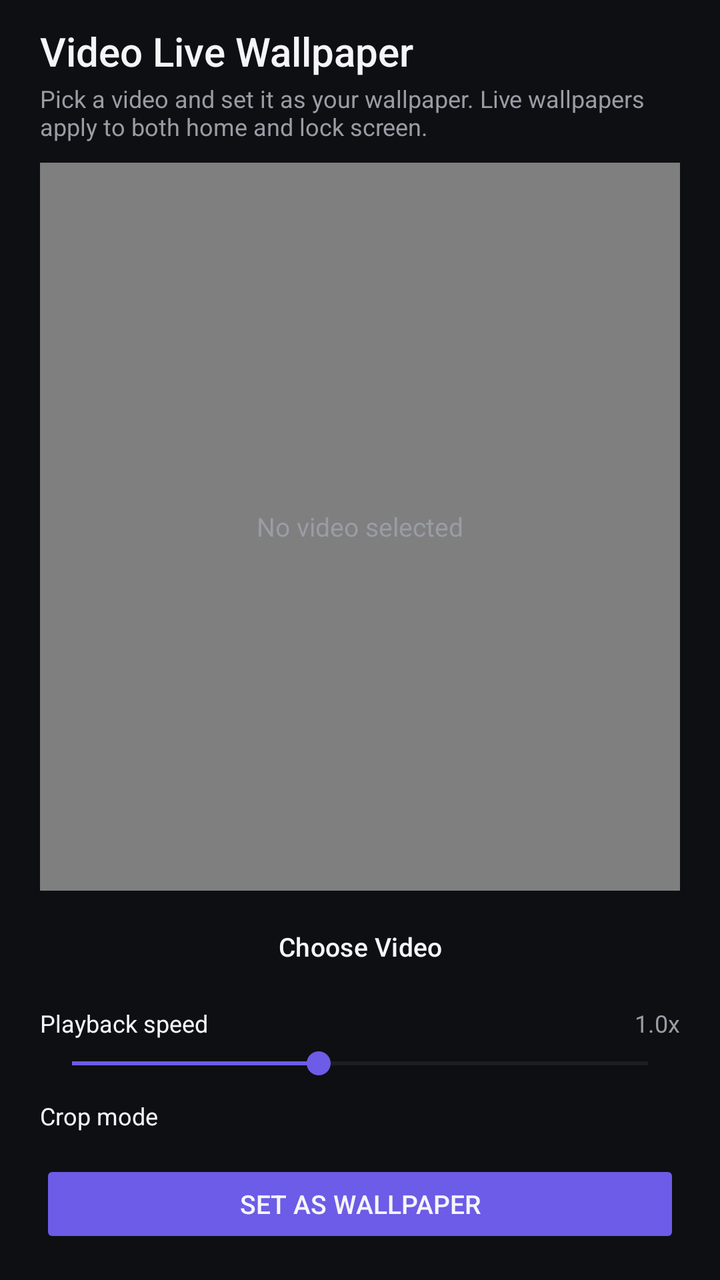
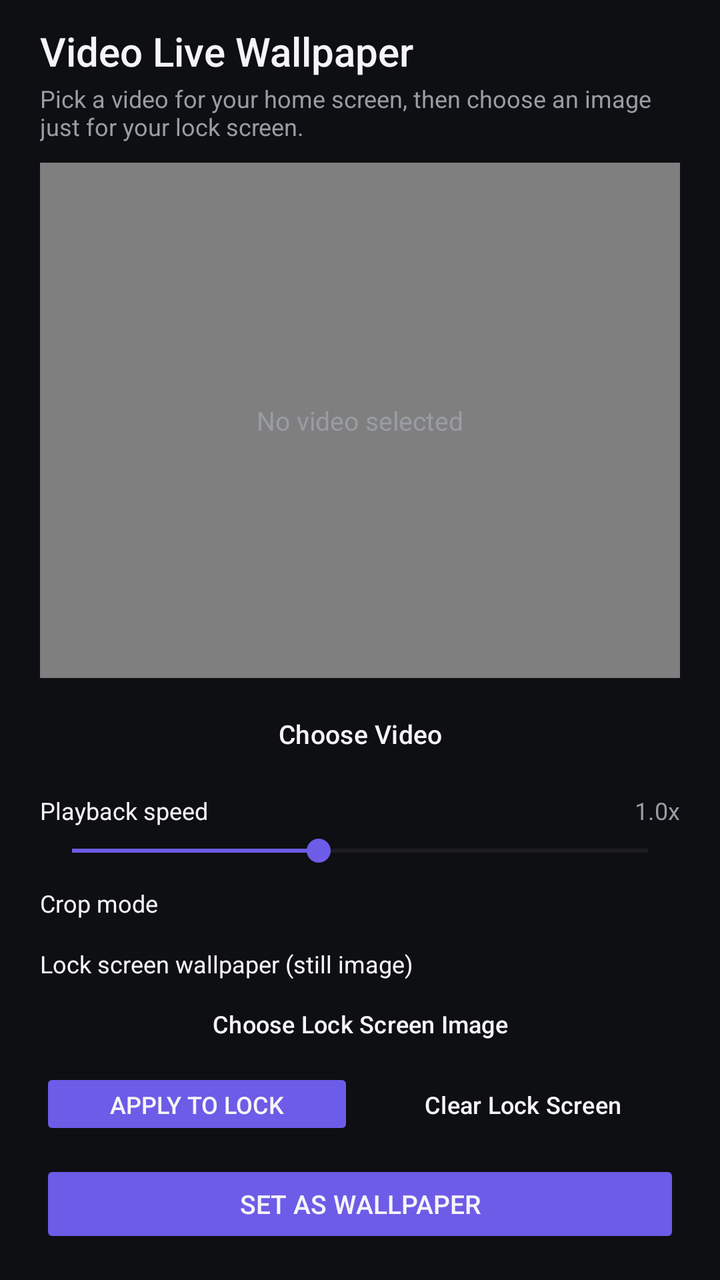

Compare the two renders of this Android layout. The source of the first and the diff that turns it into the second are given below.
<!-- AndroidManifest.xml: application theme Theme.VideoWallpaper -->
<!-- res/layout/activity_main.xml -->
<?xml version="1.0" encoding="utf-8"?>
<androidx.constraintlayout.widget.ConstraintLayout
    xmlns:android="http://schemas.android.com/apk/res/android"
    xmlns:app="http://schemas.android.com/apk/res-auto"
    android:layout_width="match_parent"
    android:layout_height="match_parent"
    android:background="@color/background"
    android:paddingStart="20dp"
    android:paddingEnd="20dp"
    android:paddingTop="12dp"
    android:paddingBottom="16dp">

    <TextView
        android:id="@+id/titleText"
        android:layout_width="wrap_content"
        android:layout_height="wrap_content"
        android:fontFamily="sans-serif-medium"
        android:text="@string/title"
        android:textColor="@color/text_primary"
        android:textSize="20sp"
        app:layout_constraintStart_toStartOf="parent"
        app:layout_constraintTop_toTopOf="parent" />

    <TextView
        android:id="@+id/subtitleText"
        android:layout_width="0dp"
        android:layout_height="wrap_content"
        android:layout_marginTop="2dp"
        android:text="@string/subtitle"
        android:textColor="@color/text_secondary"
        android:textSize="12sp"
        app:layout_constraintEnd_toEndOf="parent"
        app:layout_constraintStart_toStartOf="parent"
        app:layout_constraintTop_toBottomOf="@id/titleText" />

    
    <androidx.cardview.widget.CardView
        android:id="@+id/previewCard"
        android:layout_width="0dp"
        android:layout_height="0dp"
        android:layout_marginTop="10dp"
        app:cardBackgroundColor="@color/surface"
        app:cardCornerRadius="16dp"
        app:cardElevation="0dp"
        app:layout_constraintEnd_toEndOf="parent"
        app:layout_constraintStart_toStartOf="parent"
        app:layout_constraintTop_toBottomOf="@id/subtitleText"
        app:layout_constraintBottom_toTopOf="@id/pickButton"
        app:layout_constraintHeight_min="100dp" />

    <FrameLayout
        android:layout_width="0dp"
        android:layout_height="0dp"
        app:layout_constraintTop_toTopOf="@id/previewCard"
        app:layout_constraintBottom_toBottomOf="@id/previewCard"
        app:layout_constraintStart_toStartOf="@id/previewCard"
        app:layout_constraintEnd_toEndOf="@id/previewCard">

        <VideoView
            android:id="@+id/previewVideo"
            android:layout_width="match_parent"
            android:layout_height="match_parent"
            android:layout_gravity="center" />

        <TextView
            android:id="@+id/noVideoText"
            android:layout_width="wrap_content"
            android:layout_height="wrap_content"
            android:layout_gravity="center"
            android:text="@string/no_video_selected"
            android:textColor="@color/text_secondary"
            android:textSize="13sp" />

    </FrameLayout>

    <Button
        android:id="@+id/pickButton"
        style="@style/Widget.Material3.Button.OutlinedButton"
        android:layout_width="0dp"
        android:layout_height="40dp"
        android:layout_marginTop="8dp"
        android:insetTop="0dp"
        android:insetBottom="0dp"
        android:text="@string/pick_video"
        android:textColor="@color/text_primary"
        android:textSize="13sp"
        app:cornerRadius="10dp"
        app:layout_constraintEnd_toEndOf="parent"
        app:layout_constraintStart_toStartOf="parent"
        app:layout_constraintTop_toBottomOf="@id/previewCard"
        app:strokeColor="@color/accent" />

    
    <TextView
        android:id="@+id/speedLabel"
        android:layout_width="0dp"
        android:layout_height="wrap_content"
        android:layout_marginTop="10dp"
        android:text="@string/speed_label"
        android:textColor="@color/text_primary"
        android:textSize="12sp"
        app:layout_constraintEnd_toEndOf="parent"
        app:layout_constraintStart_toStartOf="parent"
        app:layout_constraintTop_toBottomOf="@id/pickButton" />

    <TextView
        android:id="@+id/speedValueText"
        android:layout_width="wrap_content"
        android:layout_height="wrap_content"
        android:text="@string/speed_default_display"
        android:textColor="@color/text_secondary"
        android:textSize="12sp"
        app:layout_constraintBaseline_toBaselineOf="@id/speedLabel"
        app:layout_constraintEnd_toEndOf="parent" />

    <SeekBar
        android:id="@+id/speedSeekBar"
        android:layout_width="0dp"
        android:layout_height="24dp"
        android:layout_marginTop="0dp"
        android:max="35"
        android:progress="15"
        android:progressTint="@color/accent"
        android:thumbTint="@color/accent"
        app:layout_constraintEnd_toEndOf="parent"
        app:layout_constraintStart_toStartOf="parent"
        app:layout_constraintTop_toBottomOf="@id/speedLabel" />

    
    <TextView
        android:id="@+id/cropLabel"
        android:layout_width="0dp"
        android:layout_height="wrap_content"
        android:layout_marginTop="6dp"
        android:text="@string/crop_label"
        android:textColor="@color/text_primary"
        android:textSize="12sp"
        app:layout_constraintEnd_toEndOf="parent"
        app:layout_constraintStart_toStartOf="parent"
        app:layout_constraintTop_toBottomOf="@id/speedSeekBar" />

    <com.google.android.material.button.MaterialButtonToggleGroup
        android:id="@+id/cropToggleGroup"
        android:layout_width="0dp"
        android:layout_height="wrap_content"
        android:layout_marginTop="4dp"
        app:layout_constraintEnd_toEndOf="parent"
        app:layout_constraintStart_toStartOf="parent"
        app:layout_constraintTop_toBottomOf="@id/cropLabel"
        app:selectionRequired="true"
        app:singleSelection="true">

        <Button
            android:id="@+id/cropFillButton"
            style="@style/Widget.Material3.Button.OutlinedButton"
            android:layout_width="0dp"
            android:layout_height="36dp"
            android:layout_weight="1"
            android:insetTop="0dp"
            android:insetBottom="0dp"
            android:text="@string/crop_fill"
            android:textColor="@color/text_primary"
            android:textSize="11sp"
            app:strokeColor="@color/accent" />

        <Button
            android:id="@+id/cropFitButton"
            style="@style/Widget.Material3.Button.OutlinedButton"
            android:layout_width="0dp"
            android:layout_height="36dp"
            android:layout_weight="1"
            android:insetTop="0dp"
            android:insetBottom="0dp"
            android:text="@string/crop_fit"
            android:textColor="@color/text_primary"
            android:textSize="11sp"
            app:strokeColor="@color/accent" />

    </com.google.android.material.button.MaterialButtonToggleGroup>

    <Button
        android:id="@+id/setWallpaperButton"
        android:layout_width="0dp"
        android:layout_height="44dp"
        android:layout_marginTop="10dp"
        android:backgroundTint="@color/accent"
        android:enabled="false"
        android:insetTop="0dp"
        android:insetBottom="0dp"
        android:text="@string/set_wallpaper"
        android:textColor="@color/text_primary"
        android:textSize="13sp"
        app:cornerRadius="10dp"
        app:layout_constraintBottom_toBottomOf="parent"
        app:layout_constraintEnd_toEndOf="parent"
        app:layout_constraintStart_toStartOf="parent"
        app:layout_constraintTop_toBottomOf="@id/cropToggleGroup" />

</androidx.constraintlayout.widget.ConstraintLayout>
<!-- resources referenced by this layout -->
<resources>
  <color name="accent">#6C5CE7</color>
  <color name="background">#0E0F12</color>
  <color name="surface">#1B1D22</color>
  <color name="text_primary">#F5F5F7</color>
  <color name="text_secondary">#9A9CA5</color>
  <string name="crop_fill">Fill (crop edges)</string>
  <string name="crop_fit">Fit (show all, may letterbox)</string>
  <string name="crop_label">Crop mode</string>
  <string name="no_video_selected">No video selected</string>
  <string name="pick_video">Choose Video</string>
  <string name="set_wallpaper">Set as Wallpaper</string>
  <string name="speed_default_display">1.0x</string>
  <string name="speed_label">Playback speed</string>
  <string name="subtitle">Pick a video and set it as your wallpaper. Live wallpapers apply to both home and lock screen.</string>
  <string name="title">Video Live Wallpaper</string>
  <style name="Theme.VideoWallpaper" parent="Theme.Material3.DayNight.NoActionBar">
          <item name="android:statusBarColor">@color/background</item>
          <item name="android:navigationBarColor">@color/background</item>
          <item name="android:windowBackground">@color/background</item>
          <item name="colorPrimary">@color/accent</item>
      </style>
</resources>

<!-- the commit's change to res/layout/activity_main.xml (unified diff, before → after) -->
@@ -178,6 +178,77 @@
 
     </com.google.android.material.button.MaterialButtonToggleGroup>
 
+    
+    <TextView
+        android:id="@+id/lockSectionLabel"
+        android:layout_width="0dp"
+        android:layout_height="wrap_content"
+        android:layout_marginTop="10dp"
+        android:text="@string/lock_section_label"
+        android:textColor="@color/text_primary"
+        android:textSize="12sp"
+        app:layout_constraintEnd_toEndOf="parent"
+        app:layout_constraintStart_toStartOf="parent"
+        app:layout_constraintTop_toBottomOf="@id/cropToggleGroup" />
+
+    <Button
+        android:id="@+id/pickLockButton"
+        style="@style/Widget.Material3.Button.OutlinedButton"
+        android:layout_width="0dp"
+        android:layout_height="36dp"
+        android:layout_marginTop="4dp"
+        android:insetTop="0dp"
+        android:insetBottom="0dp"
+        android:text="@string/pick_lock_image"
+        android:textColor="@color/text_primary"
+        android:textSize="12sp"
+        app:cornerRadius="10dp"
+        app:layout_constraintEnd_toEndOf="parent"
+        app:layout_constraintStart_toStartOf="parent"
+        app:layout_constraintTop_toBottomOf="@id/lockSectionLabel"
+        app:strokeColor="@color/accent" />
+
+    <LinearLayout
+        android:id="@+id/lockActionRow"
+        android:layout_width="0dp"
+        android:layout_height="wrap_content"
+        android:layout_marginTop="4dp"
+        android:orientation="horizontal"
+        app:layout_constraintEnd_toEndOf="parent"
+        app:layout_constraintStart_toStartOf="parent"
+        app:layout_constraintTop_toBottomOf="@id/pickLockButton">
+
+        <Button
+            android:id="@+id/applyLockButton"
+            android:layout_width="0dp"
+            android:layout_height="36dp"
+            android:layout_weight="1"
+            android:backgroundTint="@color/accent"
+            android:enabled="false"
+            android:insetTop="0dp"
+            android:insetBottom="0dp"
+            android:text="@string/apply_lock_wallpaper"
+            android:textColor="@color/text_primary"
+            android:textSize="12sp"
+            app:cornerRadius="10dp" />
+
+        <Button
+            android:id="@+id/clearLockButton"
+            style="@style/Widget.Material3.Button.OutlinedButton"
+            android:layout_width="0dp"
+            android:layout_height="36dp"
+            android:layout_marginStart="6dp"
+            android:layout_weight="1"
+            android:insetTop="0dp"
+            android:insetBottom="0dp"
+            android:text="@string/clear_lock_wallpaper"
+            android:textColor="@color/text_primary"
+            android:textSize="12sp"
+            app:cornerRadius="10dp"
+            app:strokeColor="@color/accent" />
+
+    </LinearLayout>
+
     <Button
         android:id="@+id/setWallpaperButton"
         android:layout_width="0dp"
@@ -194,6 +265,6 @@
         app:layout_constraintBottom_toBottomOf="parent"
         app:layout_constraintEnd_toEndOf="parent"
         app:layout_constraintStart_toStartOf="parent"
-        app:layout_constraintTop_toBottomOf="@id/cropToggleGroup" />
+        app:layout_constraintTop_toBottomOf="@id/lockActionRow" />
 
 </androidx.constraintlayout.widget.ConstraintLayout>
<!-- resource entries referenced after the edit -->
@@ -5,15 +5,19 @@
   <color name="surface">#1B1D22</color>
   <color name="text_primary">#F5F5F7</color>
   <color name="text_secondary">#9A9CA5</color>
+  <string name="apply_lock_wallpaper">Apply to Lock Screen</string>
+  <string name="clear_lock_wallpaper">Clear Lock Screen</string>
   <string name="crop_fill">Fill (crop edges)</string>
   <string name="crop_fit">Fit (show all, may letterbox)</string>
   <string name="crop_label">Crop mode</string>
+  <string name="lock_section_label">Lock screen wallpaper (still image)</string>
   <string name="no_video_selected">No video selected</string>
+  <string name="pick_lock_image">Choose Lock Screen Image</string>
   <string name="pick_video">Choose Video</string>
   <string name="set_wallpaper">Set as Wallpaper</string>
   <string name="speed_default_display">1.0x</string>
   <string name="speed_label">Playback speed</string>
-  <string name="subtitle">Pick a video and set it as your wallpaper. Live wallpapers apply to both home and lock screen.</string>
+  <string name="subtitle">Pick a video for your home screen, then choose an image just for your lock screen.</string>
   <string name="title">Video Live Wallpaper</string>
   <style name="Theme.VideoWallpaper" parent="Theme.Material3.DayNight.NoActionBar">
           <item name="android:statusBarColor">@color/background</item>
